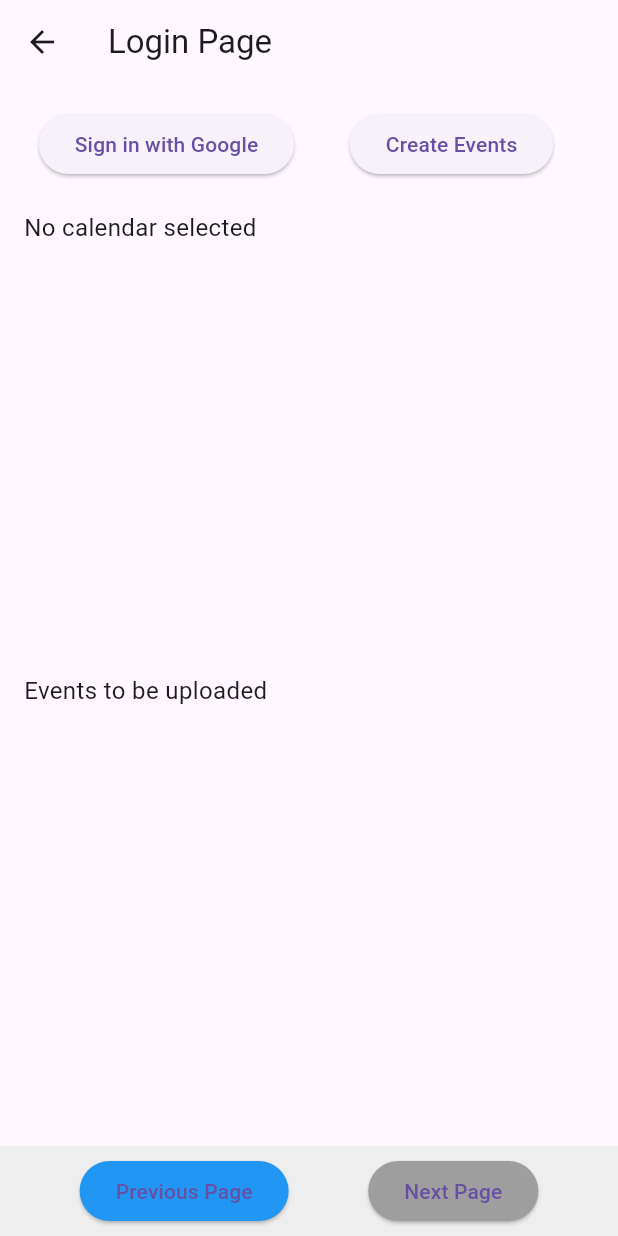
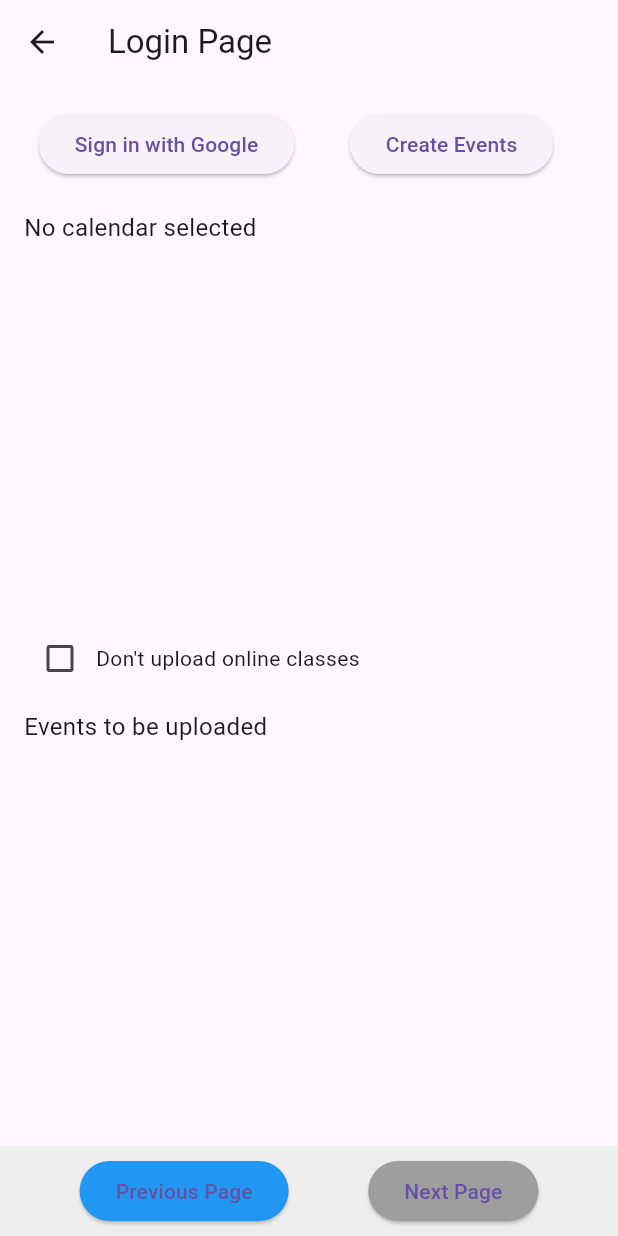
Before and after one commit to cs481-ekh/s25-syncineers, a Flutter app: the LoginPage screen opened by its route, on a phone screen of 412 x 824 dp. Run offline on Flutter 3.47's test engine with Material 3 defaults, Android fonts, the phone set to English and light mode, and no system bars; our stand-ins replace csv, file_picker, google_sign_in, googleapis_auth, shared_preferences; missing offline and left inert: excel, googleapis; accounts and stored records are empty.

Commit message:
Added option to leave out online classes, doesn't work though

```diff
--- a/easy_sync/lib/main.dart
+++ b/easy_sync/lib/main.dart
@@ -18,7 +18,7 @@
       routes: {
         '/': (context) => InputPage(),
         '/edit': (context) => EditPage(const [["col1","col2","col3"],["example11","example12","example13"],["example21","example22","example23"]]),
-        '/login': (context) => const LoginPage([]),
+        '/login': (context) => LoginPage([]),
       }
     );
   }
--- a/easy_sync/lib/pages/loginPage.dart
+++ b/easy_sync/lib/pages/loginPage.dart
@@ -9,9 +9,9 @@
 
 class LoginPage extends StatefulWidget {
 
- final List<EventStruct> events;
+ List<EventStruct> events;
 
-  const LoginPage(this.events, {super.key});
+  LoginPage(this.events, {super.key});
 
   @override
   _LoginPageState createState() => _LoginPageState();
@@ -25,6 +25,8 @@
 
   String _cal = ''; //selected calendar
   List<String> _calList = []; //list of user's calendars
+
+  bool leaveOutOnline = false;
 
   //store local values for user data
   String _displayName = 'displayName';
@@ -42,7 +44,6 @@
 
   //load changes in shared preferences
   void _loadSettings() async  {
-
 
     final userValues = await _prefs.getUserValues();
     final calendar = await _prefs.getSelectedCal();
@@ -76,6 +77,17 @@
         _loadSettings();
    //   }
     });
+  }
+
+  void hideOnline() {
+    List<EventStruct> oldEvents = widget.events;
+    List<EventStruct> newEvents = [];
+    for (var i = 0; i < oldEvents.length; i++) {
+      if (oldEvents[i].startTime != "00:00" && oldEvents[i].endTime != "01:00") {
+        newEvents.add(oldEvents[i]);
+      }
+    }
+    widget.events = newEvents;
   }
 
   @override
@@ -171,6 +183,22 @@
                 },
               ),
             ),
+            Row(
+              children: [
+                Checkbox(
+                  value: leaveOutOnline,
+                  onChanged: (bool? value) {
+                    setState(() {
+                      leaveOutOnline = value ?? false;
+                      if (leaveOutOnline) hideOnline();
+                      print("Leave out online: $leaveOutOnline");
+                    });
+                  },
+                ),
+                const Text("Don't upload online classes")
+              ],
+            ),
+
             const SizedBox(height: 10),
             const Text("Events to be uploaded", style: TextStyle(fontSize: 16)) ,
             const SizedBox(height: 10),
```
